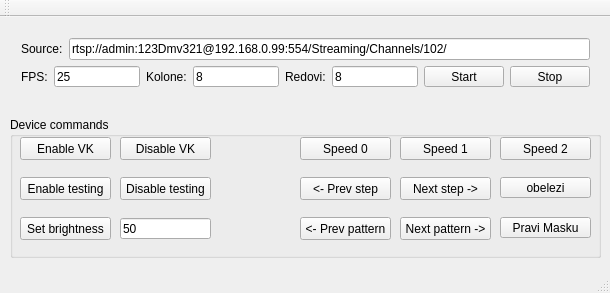
First picture: the form in mainwindow.ui, repository papa/DMV-Actual, before the edit.
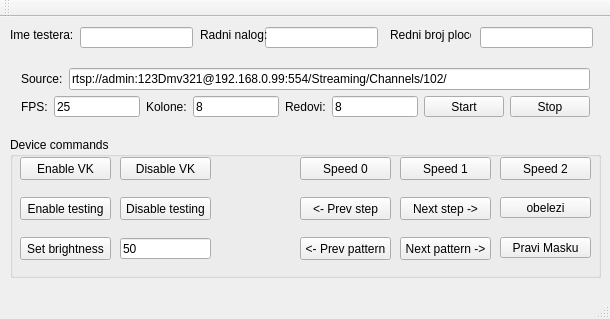
Second picture: the form after the edit.

What changed in the file:
```diff
--- a/mainwindow.ui
+++ b/mainwindow.ui
@@ -7,7 +7,7 @@
     <x>0</x>
     <y>0</y>
     <width>610</width>
-    <height>293</height>
+    <height>319</height>
    </rect>
   </property>
   <property name="windowTitle">
@@ -18,7 +18,7 @@
     <property name="geometry">
      <rect>
       <x>10</x>
-      <y>10</y>
+      <y>40</y>
       <width>591</width>
       <height>71</height>
      </rect>
@@ -133,7 +133,7 @@
     <property name="geometry">
      <rect>
       <x>10</x>
-      <y>100</y>
+      <y>120</y>
       <width>591</width>
       <height>141</height>
      </rect>
@@ -340,6 +340,75 @@
      </property>
     </widget>
    </widget>
+   <widget class="QLineEdit" name="imeTestera">
+    <property name="geometry">
+     <rect>
+      <x>80</x>
+      <y>10</y>
+      <width>113</width>
+      <height>21</height>
+     </rect>
+    </property>
+   </widget>
+   <widget class="QLineEdit" name="radniNalog">
+    <property name="geometry">
+     <rect>
+      <x>265</x>
+      <y>10</y>
+      <width>113</width>
+      <height>21</height>
+     </rect>
+    </property>
+   </widget>
+   <widget class="QLabel" name="label">
+    <property name="geometry">
+     <rect>
+      <x>10</x>
+      <y>10</y>
+      <width>71</width>
+      <height>16</height>
+     </rect>
+    </property>
+    <property name="text">
+     <string>Ime testera:</string>
+    </property>
+   </widget>
+   <widget class="QLabel" name="label_2">
+    <property name="geometry">
+     <rect>
+      <x>200</x>
+      <y>10</y>
+      <width>71</width>
+      <height>16</height>
+     </rect>
+    </property>
+    <property name="text">
+     <string>Radni nalog:</string>
+    </property>
+   </widget>
+   <widget class="QLabel" name="label_3">
+    <property name="geometry">
+     <rect>
+      <x>390</x>
+      <y>10</y>
+      <width>81</width>
+      <height>16</height>
+     </rect>
+    </property>
+    <property name="text">
+     <string>Redni broj ploce:</string>
+    </property>
+   </widget>
+   <widget class="QLineEdit" name="redniBrojPloce">
+    <property name="geometry">
+     <rect>
+      <x>480</x>
+      <y>10</y>
+      <width>113</width>
+      <height>21</height>
+     </rect>
+    </property>
+   </widget>
   </widget>
   <widget class="QMenuBar" name="menuBar">
    <property name="geometry">
```
